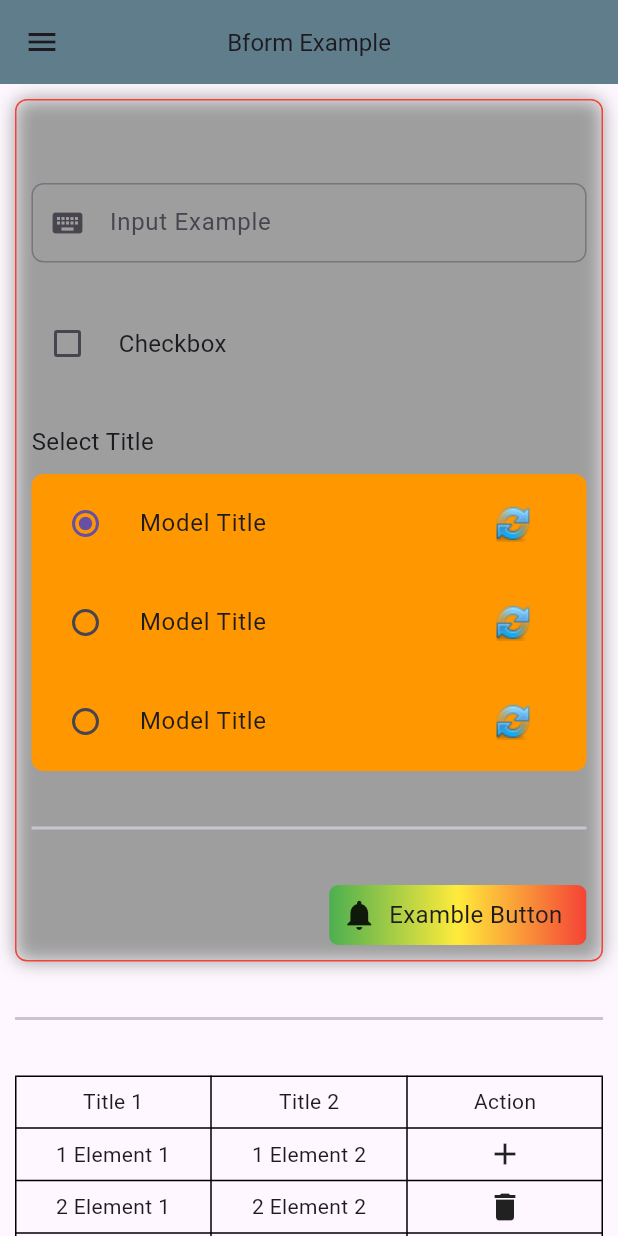
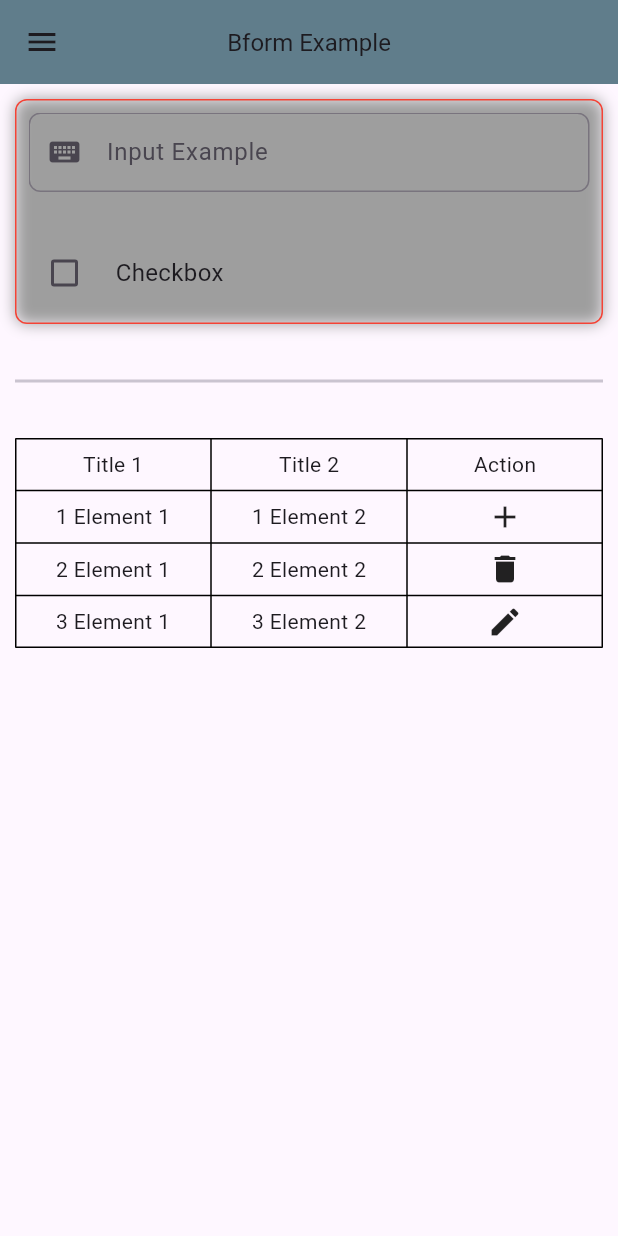
Before and after one commit to gabrielgits/bform, a Flutter app: the screen it shows after launch, on a phone screen of 412 x 824 dp. Run offline on Flutter 3.47's test engine with Material 3 defaults, Android fonts, the phone set to English and light mode, and no system bars.

Commit message:
fix form padding

```diff
--- a/example/lib/main.dart
+++ b/example/lib/main.dart
@@ -34,12 +34,13 @@ class _MyAppState extends State<MyApp> {
       child: Column(
         children: [
           BformForm(
+            height: 150,
+            padding: 8,
             color: Colors.grey,
             width: MediaQuery.of(context).size.width - 20,
             border: Border.all(color: Colors.red),
             child: Column(
               children: [
-                const SizedBox(height: 30),
                 const BformTextInput(
                   label: 'Input Example',
                   hintText: 'Hint Text Example',
--- a/lib/src/form/bform_form.dart
+++ b/lib/src/form/bform_form.dart
@@ -5,6 +5,7 @@ class BformForm extends StatelessWidget {
   final Color? color;
   final double? width;
   final double? height;
+  final double? padding;
   final Color? background;
   final BoxBorder? border;
 
@@ -16,6 +17,7 @@ class BformForm extends StatelessWidget {
     this.border,
     this.background,
     this.height,
+    this.padding,
   }) : super(key: key);
 
   @override
@@ -23,7 +25,7 @@ class BformForm extends StatelessWidget {
     return Container(
       width: width,
       height: height,
-      padding: const EdgeInsets.fromLTRB(10, 25, 10, 10),
+      padding: EdgeInsets.all(padding ?? 10),
       decoration: decoration(),
       child: SingleChildScrollView(child: child),
     );
@@ -34,7 +36,8 @@ class BformForm extends StatelessWidget {
       color: background,
       border: border,
       borderRadius: BorderRadius.circular(8),
-      boxShadow: (color != null) ? [BoxShadow(blurRadius: 10, color: color!)] : null,
+      boxShadow:
+          (color != null) ? [BoxShadow(blurRadius: 8, color: color!)] : null,
     );
   }
 }
```
Also changed, not shown: example/pubspec.lock.
